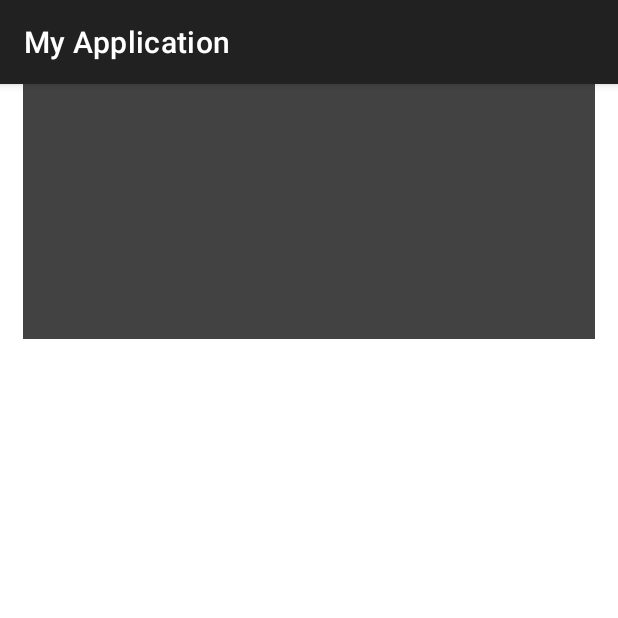
After one commit to TLDo2004/SE114_AndroidProject, an Android app: the GuessFragment screen opened directly, with no data from a screen before it, on a phone screen of 412 x 824 dp, the top half of it. The commit adds this screen. Run offline under Robolectric (Android 15) with nearby library versions, the phone set to English and light mode, and no system bars.

Commit message:
add fragment guess

```diff
--- a/app/src/main/AndroidManifest.xml
+++ b/app/src/main/AndroidManifest.xml
@@ -31,6 +31,10 @@
             android:name=".MainActivity"
             android:exported="true">
         </activity>
+        <activity
+            android:name=".ui.Quiz.GuessFragment"
+            android:exported="true">
+        </activity>
 
     </application>
 </manifest>
--- a/app/src/main/java/com/example/myapplication/remote/client/ApiClient.java
+++ b/app/src/main/java/com/example/myapplication/remote/client/ApiClient.java
@@ -83,7 +83,7 @@ public class ApiClient {
         OkHttpClient client = getUnsafeOkHttpClient();
 
         retrofit = new Retrofit.Builder()
-                    .baseUrl("http://192.168.2.21:3000/")
+                    .baseUrl("http://192.168.1.5:3000/")
                 .addConverterFactory(GsonConverterFactory.create())
                 .client(client)
                 .build();
--- /dev/null
+++ b/app/src/main/java/com/example/myapplication/ui/Quiz/GuessFragment.java
@@ -0,0 +1,16 @@
+package com.example.myapplication.ui.Quiz;
+
+import android.os.Bundle;
+
+import androidx.annotation.Nullable;
+import androidx.appcompat.app.AppCompatActivity;
+
+import com.example.myapplication.R;
+
+public class GuessFragment extends AppCompatActivity {
+    @Override
+    protected void onCreate(@Nullable Bundle savedInstanceState) {
+        super.onCreate(savedInstanceState);
+        setContentView(R.layout.guess_card_fragment);
+    }
+}
--- /dev/null
+++ b/app/src/main/res/layout/guess_card_fragment.xml
@@ -0,0 +1,84 @@
+<?xml version="1.0" encoding="utf-8"?>
+<RelativeLayout xmlns:android="http://schemas.android.com/apk/res/android"
+    android:layout_width="match_parent"
+    android:layout_height="wrap_content"
+    android:id="@+id/card_guess"
+    android:padding="10dp"
+    android:layout_marginBottom="20dp"
+    android:layout_marginHorizontal="15dp"
+    android:background="@color/cardview_dark_background"
+    >
+
+    <TextView
+        android:id="@+id/txt_def"
+        android:layout_width="wrap_content"
+        android:layout_height="wrap_content"
+        android:layout_marginTop="20dp"
+        android:layout_centerHorizontal="true"
+        android:textColor="@color/white" />
+
+    <TableLayout
+        android:layout_width="match_parent"
+        android:layout_height="wrap_content"
+        android:layout_marginTop="10dp"
+        android:paddingBottom="10dp"
+        android:id="@+id/table"
+        >
+
+        <TableRow
+            android:layout_width="wrap_content"
+            android:layout_height="wrap_content"
+            android:gravity="center"
+            >
+            <TextView
+                android:layout_height="50dp"
+                android:id="@+id/ans1"
+                android:layout_width="150dp"
+                android:layout_marginTop="20dp"
+                android:textColor="@color/white"
+                android:gravity="center"
+                android:layout_marginRight="20dp"
+                >
+            </TextView>
+            <TextView
+                android:id="@+id/ans2"
+                android:layout_height="50dp"
+                android:layout_width="150dp"
+                android:layout_marginTop="20dp"
+                android:textColor="@color/white"
+                android:gravity="center"
+                >
+            </TextView>
+        </TableRow>
+
+
+
+        <TableRow
+        android:layout_width="wrap_content"
+        android:layout_height="wrap_content"
+        android:layout_marginTop="10dp"
+        android:gravity="center"
+        >
+        <TextView
+            android:id="@+id/ans3"
+            android:layout_height="50dp"
+            android:layout_width="150dp"
+            android:textColor="@color/white"
+            android:gravity="center"
+            android:layout_marginRight="20dp"
+            >
+        </TextView>
+        <TextView
+            android:id="@+id/ans4"
+            android:layout_height="50dp"
+            android:layout_width="150dp"
+            android:textColor="@color/white"
+            android:gravity="center"
+            >
+        </TextView>
+    </TableRow>
+
+    </TableLayout>
+
+
+</RelativeLayout>
--- a/app/src/main/res/xml/network_security_config.xml
+++ b/app/src/main/res/xml/network_security_config.xml
@@ -2,6 +2,6 @@
 <network-security-config>
     <domain-config cleartextTrafficPermitted="true">
         <domain includeSubdomains="true">localhost</domain>
-        <domain includeSubdomains="true">192.168.2.21</domain>
+        <domain includeSubdomains="true">192.168.1.5</domain>
     </domain-config>
 </network-security-config>
```
Also changed, not shown: app/src/main/java/com/example/myapplication/remote/model/QuizModel.java (+7 -0 lines), app/src/main/java/com/example/myapplication/ui/Quiz/GuessCardRecViewAdapter.java (added, +74 -0 lines), app/src/main/java/com/example/myapplication/ui/Quiz/QuizCardRecViewAdapter.java (+9 -3 lines), app/src/main/res/layout/guess_fragment.xml (added, +13 -0 lines), app/src/main/res/layout/quiz_card_fragment.xml (+11 -4 lines).
